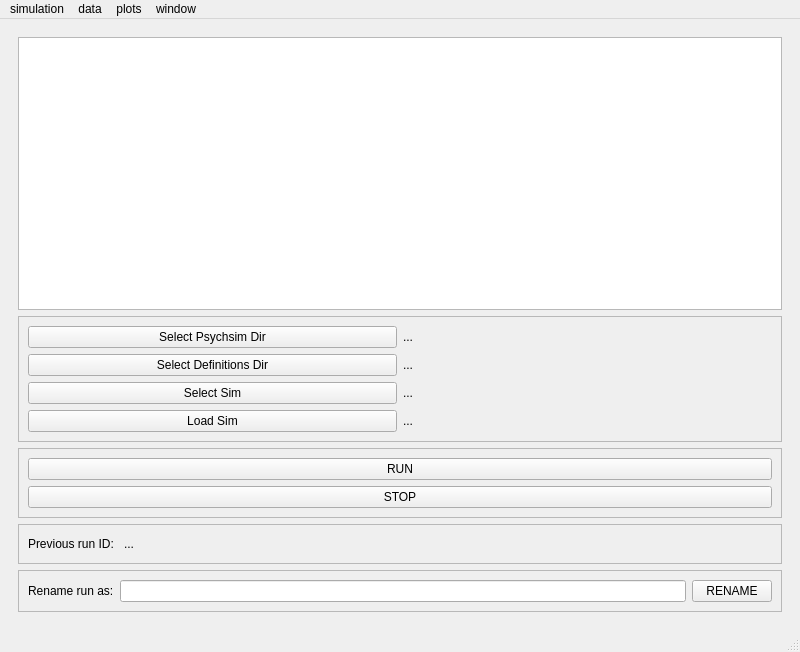
Old version of the form psychsim-gui-main.ui in the repository usc-psychsim/psychsim-eval-gui.
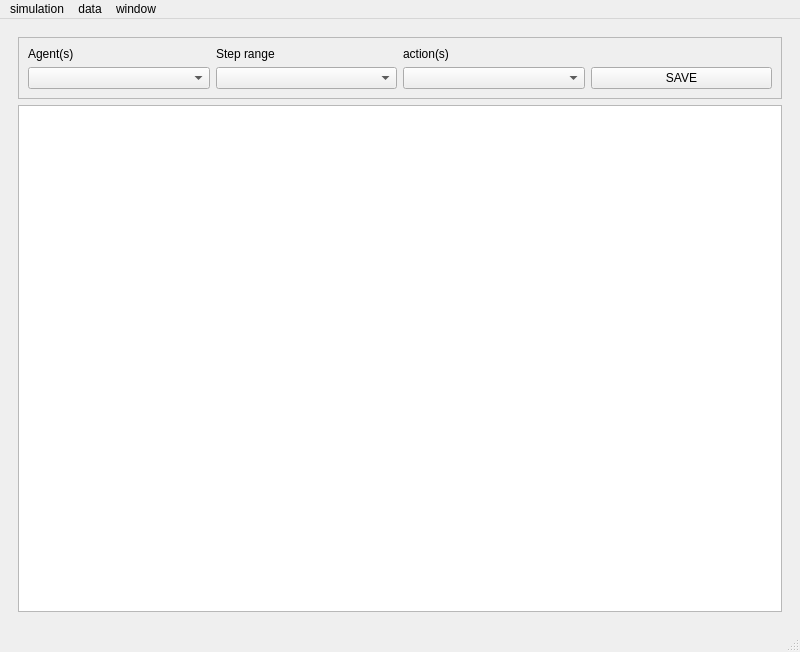
New version of the form. The open tabs and pages were chosen to show the change.

The edit to the form file:
```diff
--- a/psychsim-gui-main.ui
+++ b/psychsim-gui-main.ui
@@ -355,35 +355,6 @@
                  </layout>
                 </widget>
                </item>
-               <item>
-                <widget class="QFrame" name="frame_7">
-                 <property name="frameShape">
-                  <enum>QFrame::StyledPanel</enum>
-                 </property>
-                 <property name="frameShadow">
-                  <enum>QFrame::Raised</enum>
-                 </property>
-                 <layout class="QHBoxLayout" name="horizontalLayout_4">
-                  <item>
-                   <widget class="QLabel" name="label_17">
-                    <property name="text">
-                     <string>Query Name:</string>
-                    </property>
-                   </widget>
-                  </item>
-                  <item>
-                   <widget class="QLineEdit" name="query_name_input"/>
-                  </item>
-                  <item>
-                   <widget class="QPushButton" name="Query_save_button">
-                    <property name="text">
-                     <string>SAVE</string>
-                    </property>
-                   </widget>
-                  </item>
-                 </layout>
-                </widget>
-               </item>
               </layout>
              </widget>
              <widget class="QWidget" name="view_tab">
@@ -400,10 +371,23 @@
                   <enum>QFrame::Raised</enum>
                  </property>
                  <layout class="QGridLayout" name="gridLayout_4">
-                  <item row="8" column="1">
-                   <widget class="QLabel" name="label_12">
+                  <item row="0" column="2">
+                   <widget class="QToolButton" name="view_query_list">
+                    <property name="sizePolicy">
+                     <sizepolicy hsizetype="Preferred" vsizetype="Fixed">
+                      <horstretch>0</horstretch>
+                      <verstretch>0</verstretch>
+                     </sizepolicy>
+                    </property>
                     <property name="text">
-                     <string>actions:</string>
+                     <string>...</string>
+                    </property>
+                   </widget>
+                  </item>
+                  <item row="2" column="2">
+                   <widget class="QLabel" name="query_name_label">
+                    <property name="text">
+                     <string>...</string>
                     </property>
                    </widget>
                   </item>
@@ -476,28 +460,8 @@
                     </property>
                    </widget>
                   </item>
-                  <item row="7" column="1">
-                   <widget class="QLabel" name="label_11">
-                    <property name="text">
-                     <string>agents:</string>
-                    </property>
-                   </widget>
-                  </item>
-                  <item row="0" column="2">
-                   <widget class="QToolButton" name="view_query_list">
-                    <property name="sizePolicy">
-                     <sizepolicy hsizetype="Preferred" vsizetype="Fixed">
-                      <horstretch>0</horstretch>
-                      <verstretch>0</verstretch>
-                     </sizepolicy>
-                    </property>
-                    <property name="text">
-                     <string>...</string>
-                    </property>
-                   </widget>
-                  </item>
-                  <item row="2" column="2">
-                   <widget class="QLabel" name="query_name_label">
+                  <item row="3" column="2">
+                   <widget class="QLabel" name="data_id_label">
                     <property name="text">
                      <string>...</string>
                     </property>
@@ -876,6 +840,62 @@
         </item>
        </layout>
       </widget>
+      <widget class="QWidget" name="page_3">
+       <layout class="QVBoxLayout" name="verticalLayout_10">
+        <item>
+         <widget class="QFrame" name="frame_7">
+          <property name="frameShape">
+           <enum>QFrame::StyledPanel</enum>
+          </property>
+          <property name="frameShadow">
+           <enum>QFrame::Raised</enum>
+          </property>
+          <layout class="QGridLayout" name="gridLayout_6">
+           <item row="0" column="1">
+            <widget class="QLabel" name="label_11">
+             <property name="text">
+              <string>Step range</string>
+             </property>
+            </widget>
+           </item>
+           <item row="1" column="1">
+            <widget class="QComboBox" name="sample_step_combo"/>
+           </item>
+           <item row="1" column="0">
+            <widget class="QComboBox" name="sample_agent_combo"/>
+           </item>
+           <item row="0" column="2">
+            <widget class="QLabel" name="label_12">
+             <property name="text">
+              <string>action(s)</string>
+             </property>
+            </widget>
+           </item>
+           <item row="1" column="2">
+            <widget class="QComboBox" name="sample_action_combo"/>
+           </item>
+           <item row="0" column="0">
+            <widget class="QLabel" name="label_17">
+             <property name="text">
+              <string>Agent(s)</string>
+             </property>
+            </widget>
+           </item>
+           <item row="1" column="3">
+            <widget class="QPushButton" name="save_sample_button">
+             <property name="text">
+              <string>SAVE</string>
+             </property>
+            </widget>
+           </item>
+          </layout>
+         </widget>
+        </item>
+        <item>
+         <widget class="QTableWidget" name="sample_table"/>
+        </item>
+       </layout>
+      </widget>
      </widget>
     </item>
    </layout>
@@ -901,14 +921,6 @@
     </property>
     <addaction name="actionview_data"/>
     <addaction name="actionload_data_from_file"/>
-    <addaction name="actionquery_data"/>
-    <addaction name="actioncreate_samples"/>
-   </widget>
-   <widget class="QMenu" name="menuplots">
-    <property name="title">
-     <string>plots</string>
-    </property>
-    <addaction name="actioncreate_plot"/>
    </widget>
    <widget class="QMenu" name="menuwindow">
     <property name="title">
@@ -920,7 +932,6 @@
    </widget>
    <addaction name="menufile"/>
    <addaction name="menudata"/>
-   <addaction name="menuplots"/>
    <addaction name="menuwindow"/>
   </widget>
   <widget class="QStatusBar" name="statusbar"/>
```
Left out of the diff: 59 changed lines with no effect on the pictures.
